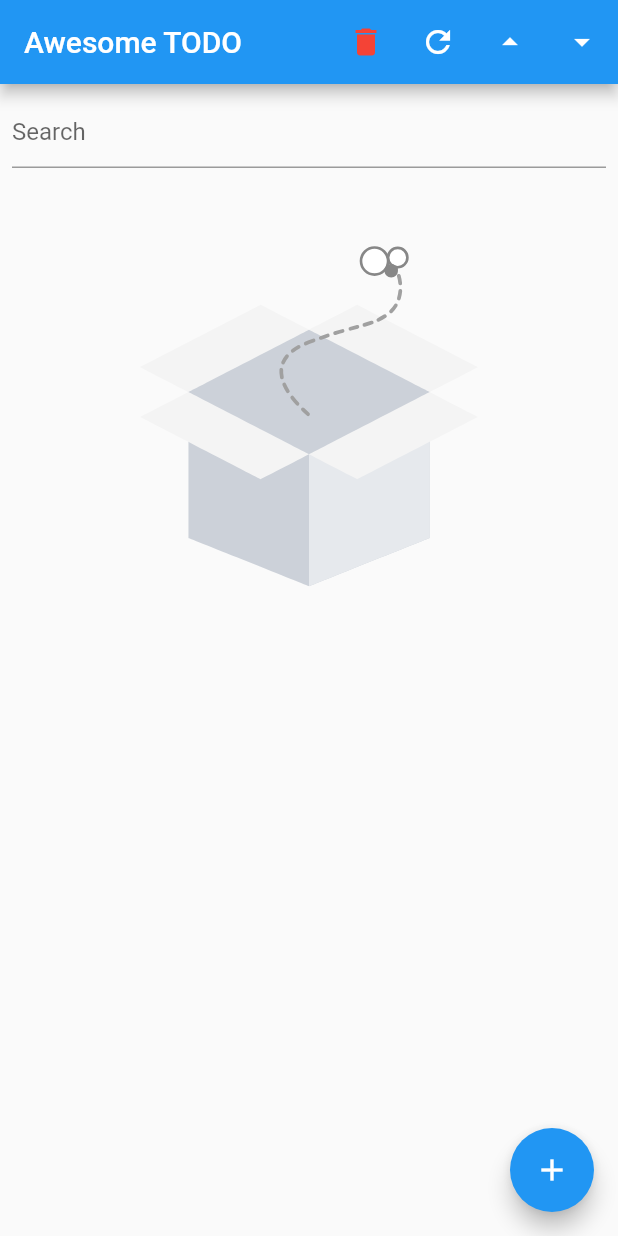
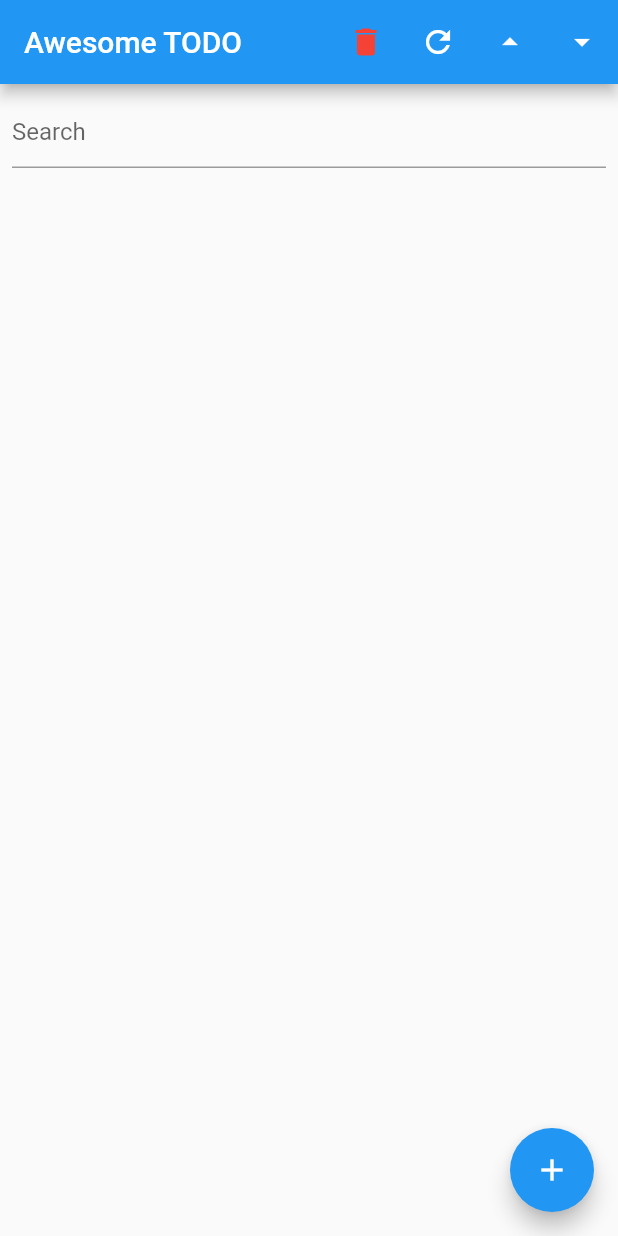
Before and after one commit to Samir-Sattarov/todo_app, a Flutter app: the screen it shows after launch, after a tap on the "delete" icon, on a phone screen of 412 x 824 dp. Run offline on Flutter 3.47's test engine with Material 2 defaults, Android fonts, the phone set to English and light mode, and no system bars; our stand-ins replace easy_localization, hive, hive_flutter, lottie; accounts and stored records are empty.

```diff
--- a/lib/core/local_api/task_local_api.dart
+++ b/lib/core/local_api/task_local_api.dart
@@ -6,7 +6,7 @@ import '../entity/task_entity.dart';
 class TaskLocalApi {
   static Future<bool> save(TaskEntity entity) async {
     try {
-      final box = await Hive.openBox(HiveBoxConstants.tasksBox);
+      final box = await Hive.openBox<TaskEntity>(HiveBoxConstants.tasksBox);
 
       box.put(entity.id, entity);
 
@@ -18,11 +18,11 @@ class TaskLocalApi {
 
   static Future<List<TaskEntity>> getAll(
       {String search = "", bool isDownDateFilter = false}) async {
-    final box = await Hive.openBox(HiveBoxConstants.tasksBox);
+    final box = await Hive.openBox<TaskEntity>(HiveBoxConstants.tasksBox);
 
     List<TaskEntity> listTasks = [];
 
-    listTasks = List<TaskEntity>.from(box.values);
+    listTasks = box.values.toList();
 
     if (search.isNotEmpty) {
       listTasks.removeWhere((element) =>
@@ -40,7 +40,7 @@ class TaskLocalApi {
   }
 
   static Future<bool> deleteAllTasks() async {
-    final box = await Hive.openBox(HiveBoxConstants.tasksBox);
+    final box = await Hive.openBox<TaskEntity>(HiveBoxConstants.tasksBox);
 
     try {
       box.clear();
@@ -51,7 +51,7 @@ class TaskLocalApi {
   }
 
   static Future<bool> delete(String taskId) async {
-    final box = await Hive.openBox(HiveBoxConstants.tasksBox);
+    final box = await Hive.openBox<TaskEntity>(HiveBoxConstants.tasksBox);
 
     try {
       await box.delete(taskId);
--- a/lib/screens/home_screen.dart
+++ b/lib/screens/home_screen.dart
@@ -1,6 +1,9 @@
 import 'package:flutter/material.dart';
+import 'package:hive/hive.dart';
+import 'package:hive_flutter/hive_flutter.dart';
 import 'package:lottie/lottie.dart';
 import 'package:todo_app/core/local_api/task_local_api.dart';
+import 'package:todo_app/core/utils/hive_box_constants.dart';
 import 'package:todo_app/screens/create_task_screen.dart';
 import 'package:todo_app/widgets/task_card_widget.dart';
 
@@ -28,30 +31,19 @@ class _HomeScreenState extends State<HomeScreen> {
   }
 
   initialize() async {
-    final listData = await TaskLocalApi.getAll();
-
-    listTasks = listData;
-    setState(() {});
+    await TaskLocalApi.getAll();
   }
 
   _refresh({bool isDownDate = false}) async {
-    listTasks = await TaskLocalApi.getAll(isDownDateFilter: isDownDate);
-    setState(() {});
+    await TaskLocalApi.getAll(isDownDateFilter: isDownDate);
   }
 
   search(String search) async {
-    listTasks = await TaskLocalApi.getAll(search: search);
-    setState(() {});
+    await TaskLocalApi.getAll(search: search);
   }
 
   delete(TaskEntity entity) async {
-    final result = await TaskLocalApi.delete(entity.id);
-
-    if (result) {
-      listTasks.remove(entity);
-    }
-
-    setState(() {});
+    await TaskLocalApi.delete(entity.id);
   }
 
   @override
@@ -108,18 +100,13 @@ class _HomeScreenState extends State<HomeScreen> {
               },
             ),
             const SizedBox(height: 10),
-            listTasks.isEmpty
-                ? Lottie.asset(
-                    Assets.tEmptyLottie,
-                    frameRate: FrameRate(120),
-                    animate: true,
-                    width: 300,
-                    height: 300,
-                    fit: BoxFit.cover,
-
-                  )
-                : Expanded(
-                    child: ListView.builder(
+            Expanded(
+              child: ValueListenableBuilder<Box<TaskEntity>>(
+                valueListenable: Hive.box<TaskEntity>(HiveBoxConstants.tasksBox)
+                    .listenable(),
+                builder: (context, box, widget) {
+                  listTasks = box.values.toList();
+                  return ListView.builder(
                     physics: const ClampingScrollPhysics(),
                     itemBuilder: (context, index) {
                       final entity = listTasks[index];
@@ -132,6 +119,9 @@ class _HomeScreenState extends State<HomeScreen> {
                       );
                     },
                     itemCount: listTasks.length,
+                  );
+                },
+                child: Text("test"),
               ),
             ),
           ],
@@ -162,11 +152,5 @@ class _HomeScreenState extends State<HomeScreen> {
       id: epochStart.toString(),
     );
     final result = await TaskLocalApi.save(entity);
-
-    if (result) {
-      listTasks.add(entity);
-
-      setState(() {});
   }
 }
-}
```
Lines whose indentation alone changed are shown as unchanged.
